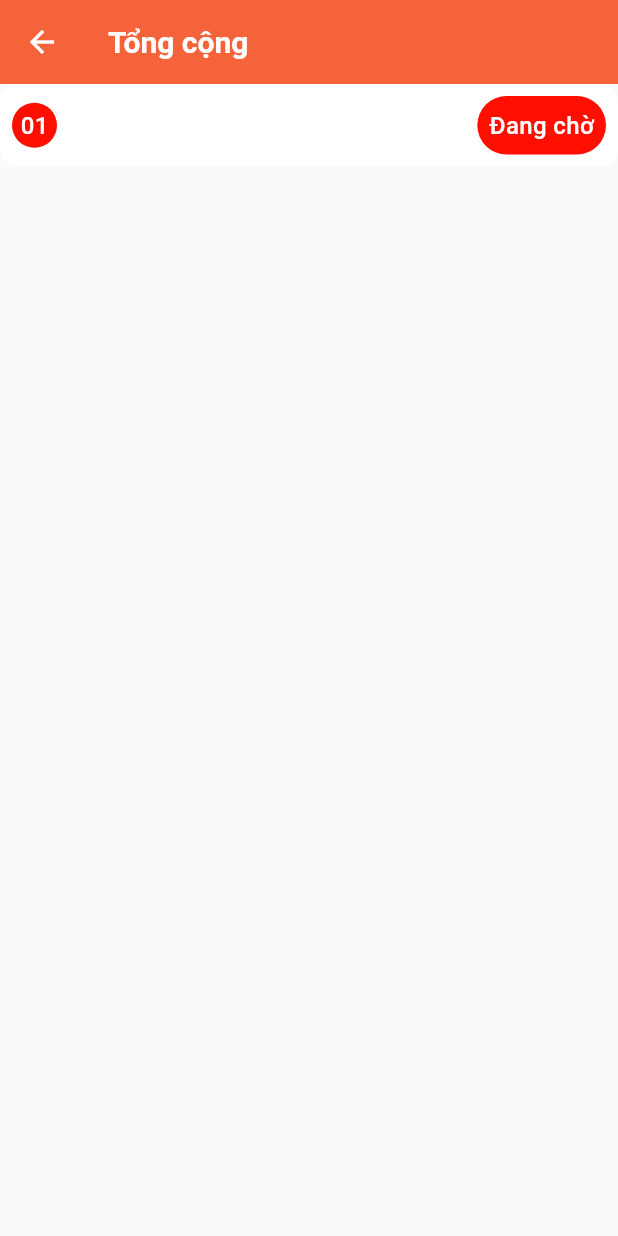
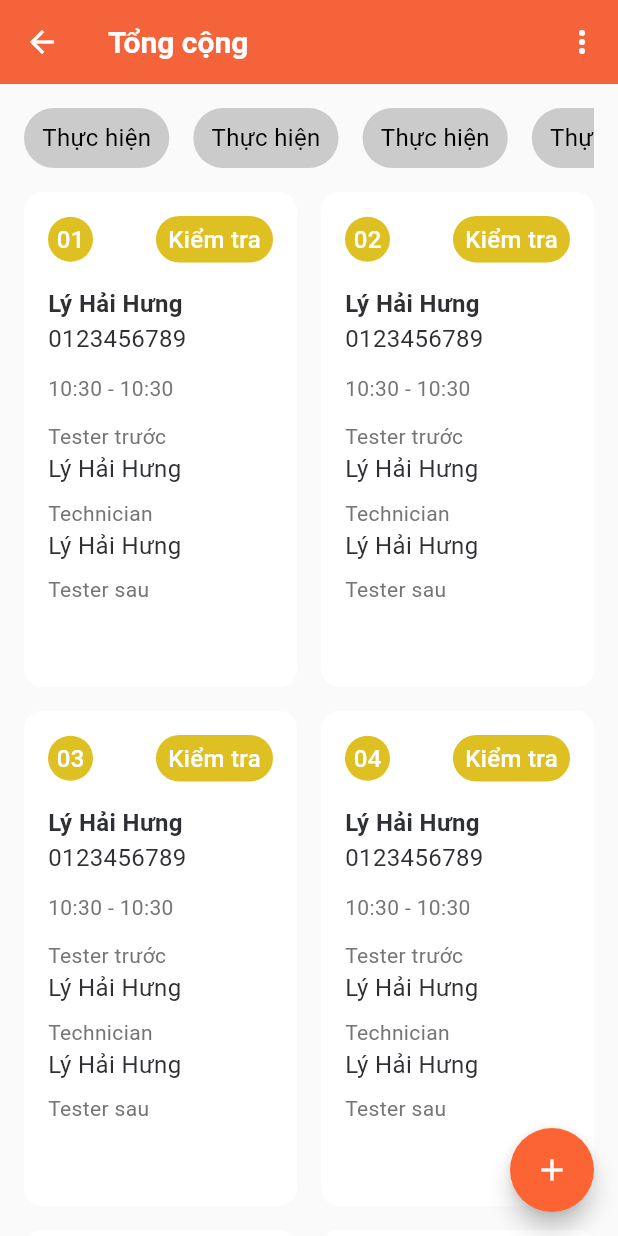
Before and after one commit to hunglydev/its_tech_app, a Flutter app: the screen it shows after launch, on a phone screen of 412 x 824 dp. Run offline on Flutter 3.47's test engine with Material 3 defaults, Android fonts, the phone set to English and light mode, and no system bars; our stand-ins replace nb_utils.

Commit message:
feat: add total screen

```diff
--- /dev/null
+++ b/lib/components/format_date.dart
@@ -0,0 +1,17 @@
+import 'package:intl/intl.dart';
+import 'package:its_tech_app/utils/constants.dart';
+
+String formatDate(String dateFormat,
+    {bool showTime = false, bool showDate = false}) {
+  DateTime date = DateFormat(DATE_FORMAT_1).parse(dateFormat);
+  if (showTime) {
+    DateFormat timeFormat = DateFormat(TIME_FORMAT_1);
+    return timeFormat.format(date);
+  } else if (showDate) {
+    DateFormat dateFormat = DateFormat(DATE_FORMAT_2);
+    return dateFormat.format(date);
+  } else {
+    DateFormat dateFormat = DateFormat(DATE_FORMAT_1);
+    return dateFormat.format(date);
+  }
+}
--- a/lib/locale/language_en.dart
+++ b/lib/locale/language_en.dart
@@ -24,4 +24,19 @@ class LanguageEn extends BaseLanguage {
 
   @override
   String get waiting => "Waiting";
+
+  @override
+  String get firstTester => "First tester";
+
+  @override
+  String get secondTester => "Second tester";
+
+  @override
+  String get technician => "Technician";
+
+  @override
+  String get edit => "Edit";
+
+  @override
+  String get remove => "Remove";
 }
--- a/lib/locale/language_vi.dart
+++ b/lib/locale/language_vi.dart
@@ -17,11 +17,26 @@ class LanguageVi extends BaseLanguage {
   String get returned => "Đã trả về";
 
   @override
-  String get running => "Đang thực hiện";
+  String get running => "Thực hiện";
 
   @override
-  String get testing => "Đang kiểm tra";
+  String get testing => "Kiểm tra";
 
   @override
-  String get waiting => "Đang chờ";
+  String get waiting => "Chờ";
+
+  @override
+  String get firstTester => "Tester trước";
+
+  @override
+  String get secondTester => "Tester sau";
+
+  @override
+  String get technician => "Technician";
+
+  @override
+  String get edit => "Chỉnh sửa";
+
+  @override
+  String get remove => "Xóa";
 }
--- a/lib/main.dart
+++ b/lib/main.dart
@@ -2,12 +2,15 @@ import 'package:flutter/material.dart';
 import 'package:flutter_localizations/flutter_localizations.dart'; // Add this line
 import 'package:its_tech_app/locale/app_localizations.dart';
 import 'package:its_tech_app/locale/languages.dart';
+import 'package:its_tech_app/model/devices.dart';
 import 'package:its_tech_app/screen/machine_total/machine_total_screen.dart';
 import 'package:its_tech_app/theme.dart';
 
 import 'locale/language_vi.dart';
 
 BaseLanguage language = LanguageVi();
+
+List<Device> devicesCache = [];
 
 void main() async {
   runApp(
--- a/lib/model/devices.dart
+++ b/lib/model/devices.dart
@@ -1,3 +1,6 @@
+import 'package:its_tech_app/model/response/customer_response.dart';
+import 'package:its_tech_app/model/response/user_response.dart';
+
 class Device {
   String? id;
   String? name;
@@ -6,10 +9,10 @@ class Device {
   String? notes;
   String? requirement;
   int? currentState;
-  String? customerID;
-  String? assignedTechnician;
-  String? testerId1;
-  String? testerId2;
+  CustomerResponse? customer;
+  UserResponse? technician;
+  UserResponse? tester1;
+  UserResponse? tester2;
   String? receivingTime;
   String? returningTime;
   String? startWorkingTime;
@@ -23,56 +26,13 @@ class Device {
     this.notes,
     this.requirement,
     this.currentState,
-    this.customerID,
-    this.assignedTechnician,
-    this.testerId1,
-    this.testerId2,
+    this.customer,
+    this.technician,
+    this.tester1,
+    this.tester2,
     this.receivingTime,
     this.returningTime,
     this.startWorkingTime,
     this.endWorkingTime,
   });
-
-  factory Device.fromJson(Map<String, dynamic> json) {
-    return Device(
-      id: json['id'],
-      name: json['name'],
-      photoUrl:
-          json['photoUrl'] != null ? List<String>.from(json['photoUrl']) : null,
-      status: json['status'],
-      notes: json['notes'],
-      requirement: json['requirement'],
-      currentState: json['currentState'],
-      customerID: json['customerID'],
-      assignedTechnician: json['assignedTechnician'],
-      testerId1: json['testerId1'],
-      testerId2: json['testerId2'],
-      receivingTime: json['receivingTime'],
-      returningTime: json['returningTime'],
-      startWorkingTime: json['startWorkingTime'],
-      endWorkingTime: json['endWorkingTime'],
-    );
-  }
-
-  Map<String, dynamic> toJson() {
-    final Map<String, dynamic> data = {};
-    if (id != null) data['id'] = id;
-    if (name != null) data['name'] = name;
-    if (photoUrl != null) data['photoUrl'] = photoUrl;
-    if (status != null) data['status'] = status;
-    if (notes != null) data['notes'] = notes;
-    if (requirement != null) data['requirement'] = requirement;
-    if (currentState != null) data['currentState'] = currentState;
-    if (customerID != null) data['customerID'] = customerID;
-    if (assignedTechnician != null) {
-      data['assignedTechnician'] = assignedTechnician;
-    }
-    if (testerId1 != null) data['testerId1'] = testerId1;
-    if (testerId2 != null) data['testerId2'] = testerId2;
-    if (receivingTime != null) data['receivingTime'] = receivingTime;
-    if (returningTime != null) data['returningTime'] = returningTime;
-    if (startWorkingTime != null) data['startWorkingTime'] = startWorkingTime;
-    if (endWorkingTime != null) data['endWorkingTime'] = endWorkingTime;
-    return data;
-  }
 }
--- /dev/null
+++ b/lib/model/response/customer_response.dart
@@ -0,0 +1,35 @@
+class CustomerResponse {
+  String? id;
+  String? name;
+  String? classGroup;
+  String? email;
+  String? phoneNumber;
+
+  CustomerResponse({
+    this.id,
+    this.name,
+    this.classGroup,
+    this.email,
+    this.phoneNumber,
+  });
+
+  factory CustomerResponse.fromJson(Map<String, dynamic> json) {
+    return CustomerResponse(
+      id: json['id'] as String?,
+      name: json['name'] as String?,
+      classGroup: json['class'] as String?,
+      email: json['email'] as String?,
+      phoneNumber: json['phoneNumber'] as String?,
+    );
+  }
+
+  Map<String, dynamic> toJson() {
+    return {
+      'id': id,
+      'name': name,
+      'class': classGroup,
+      'email': email,
+      'phoneNumber': phoneNumber,
+    };
+  }
+}
--- /dev/null
+++ b/lib/model/response/status_device_response.dart
@@ -0,0 +1,20 @@
+class StatusDeviceResponse {
+  String? id;
+  String? value;
+  bool isSelect;
+  StatusDeviceResponse({this.value, this.id, this.isSelect = false});
+
+  StatusDeviceResponse fromJson(Map<String, dynamic> json) {
+    return StatusDeviceResponse(
+      id: json['id'] ?? "",
+      value: json['value'] ?? "",
+    );
+  }
+
+  Map<String, dynamic> toJson() {
+    return {
+      'id': id,
+      'value': value,
+    };
+  }
+}
--- /dev/null
+++ b/lib/model/response/user_response.dart
@@ -0,0 +1,54 @@
+class UserResponse {
+  String? id;
+  String? name;
+  String? classGroup; // Đổi tên từ `class` để tránh xung đột từ khóa
+  String? grade;
+  String? phoneNumber;
+  String? photoUrl;
+  DateTime? birthdate;
+  String? email;
+  int? role;
+
+  UserResponse({
+    this.id,
+    this.name,
+    this.classGroup,
+    this.grade,
+    this.phoneNumber,
+    this.photoUrl,
+    this.birthdate,
+    this.email,
+    this.role,
+  });
+
+  // Constructor từ JSON
+  factory UserResponse.fromJson(Map<String, dynamic> json) {
+    return UserResponse(
+      id: json['id'] as String?,
+      name: json['name'] as String?,
+      classGroup: json['class'] as String?,
+      grade: json['Grade'] as String?,
+      phoneNumber: json['phoneNumber'] as String?,
+      photoUrl: json['photoUrl'] as String?,
+      birthdate:
+          json['birthdate'] != null ? DateTime.parse(json['birthdate']) : null,
+      email: json['email'] as String?,
+      role: json['role'] as int?,
+    );
+  }
+
+  // Phương thức để chuyển đối tượng thành JSON
+  Map<String, dynamic> toJson() {
+    return {
+      'id': id,
+      'name': name,
+      'class': classGroup,
+      'Grade': grade,
+      'phoneNumber': phoneNumber,
+      'photoUrl': photoUrl,
+      'birthdate': birthdate?.toIso8601String(),
+      'email': email,
+      'role': role,
+    };
+  }
+}
--- a/lib/screen/machine_total/components/devices_item.dart
+++ b/lib/screen/machine_total/components/devices_item.dart
@@ -1,4 +1,6 @@
 import 'package:flutter/material.dart';
+import 'package:its_tech_app/components/format_date.dart';
+import 'package:its_tech_app/main.dart';
 import 'package:its_tech_app/model/devices.dart';
 import 'package:its_tech_app/utils/string_extension.dart';
 import 'package:nb_utils/nb_utils.dart';
@@ -22,7 +24,7 @@ class _DevicesItemState extends State<DevicesItem> {
   void initState() {
     super.initState();
     //get color state by status devices
-    if (widget.index > 0) {
+    if (widget.index < 10) {
       deviceIndex = "0${widget.index}";
     } else {
       deviceIndex = widget.index.toString();
@@ -32,12 +34,13 @@ class _DevicesItemState extends State<DevicesItem> {
   @override
   Widget build(BuildContext context) {
     return Container(
-      padding: EdgeInsets.all(padding8),
+      padding: EdgeInsets.all(padding16),
       decoration: BoxDecoration(
         borderRadius: BorderRadius.circular(borderRadius12),
         color: whiteColor,
       ),
       child: Column(
+        crossAxisAlignment: CrossAxisAlignment.start,
         children: [
           Row(
             children: [
@@ -60,7 +63,7 @@ class _DevicesItemState extends State<DevicesItem> {
               Container(
                 padding: EdgeInsets.symmetric(
                   horizontal: padding8,
-                  vertical: padding8,
+                  vertical: 4,
                 ),
                 decoration: BoxDecoration(
                   color:
@@ -76,7 +79,50 @@ class _DevicesItemState extends State<DevicesItem> {
                 ),
               )
             ],
-          )
+          ),
+          16.height,
+          Text(
+            widget.device.customer!.name.validate(),
+            style: boldTextStyle(),
+          ),
+          Text(
+            widget.device.customer!.phoneNumber.validate(),
+            style: primaryTextStyle(),
+          ),
+          12.height,
+          Text(
+            "${formatDate(widget.device.startWorkingTime.validate(), showTime: true)} - ${formatDate(widget.device.endWorkingTime.validate(), showTime: true)}",
+            style: secondaryTextStyle(),
+          ),
+          12.height,
+          Text(
+            language.firstTester,
+            style: secondaryTextStyle(),
+          ),
+          Text(
+            widget.device.tester1!.name.validate(),
+            style: primaryTextStyle(),
+          ),
+          8.height,
+          Text(
+            language.technician,
+            style: secondaryTextStyle(),
+          ),
+          if (widget.device.technician != null)
+            Text(
+              widget.device.technician!.name.validate(),
+              style: primaryTextStyle(),
+            ),
+          8.height,
+          Text(
+            language.secondTester,
+            style: secondaryTextStyle(),
+          ),
+          if (widget.device.tester2 != null)
+            Text(
+              widget.device.tester2!.name.validate(),
+              style: primaryTextStyle(),
+            ),
         ],
       ),
     );
--- /dev/null
+++ b/lib/screen/machine_total/components/status_device.dart
@@ -0,0 +1,71 @@
+import 'package:flutter/material.dart';
+import 'package:its_tech_app/model/response/status_device_response.dart';
+import 'package:its_tech_app/utils/colors.dart';
+import 'package:its_tech_app/utils/string_extension.dart'; // Assuming you have saved the extension here.
+import 'package:its_tech_app/utils/constants.dart';
+import 'package:nb_utils/nb_utils.dart';
+
+class StatusDevice extends StatefulWidget {
+  final List<StatusDeviceResponse> statusMachineResponse;
+  const StatusDevice({super.key, required this.statusMachineResponse});
+  @override
+  State createState() {
+    return _StatusDeviceState();
+  }
+}
+
+class _StatusDeviceState extends State<StatusDevice> {
+  @override
+  void initState() {
+    super.initState();
+  }
+
+  @override
+  Widget build(BuildContext context) {
+    return ListView.builder(
+      scrollDirection: Axis.horizontal,
+      itemCount: widget.statusMachineResponse.length,
+      itemBuilder: (context, index) {
+        return StatefulBuilder(
+          builder: (context, setState) => GestureDetector(
+            onTap: () {
+              log("Lan 1: " +
+                  widget.statusMachineResponse[index].isSelect.toString());
+              widget.statusMachineResponse[index].isSelect =
+                  !widget.statusMachineResponse[index].isSelect;
+              log("Index: " + index.toString());
+              log("hehehehe");
+              setState(() => ());
+              log("Lan 2: " +
+                  widget.statusMachineResponse[index].isSelect.toString());
+            },
+            child: Container(
+              alignment: Alignment.center,
+              margin: EdgeInsets.only(right: padding16),
+              padding: EdgeInsets.symmetric(
+                  horizontal: padding12, vertical: defaultPaddingVertical),
+              decoration: BoxDecoration(
+                borderRadius: BorderRadius.circular(100),
+                color: widget.statusMachineResponse[index].isSelect
+                    ? widget.statusMachineResponse[index].value
+                        .validate()
+                        .getStatusBackgroundColor
+                    : context.cardColor,
+              ),
+              child: Text(
+                widget.statusMachineResponse[index].value
+                    .validate()
+                    .toStatusDevice,
+                style: primaryTextStyle(
+                  color: widget.statusMachineResponse[index].isSelect
+                      ? whiteTextColor
+                      : Colors.black,
+                ),
+              ),
+            ),
+          ),
+        );
+      },
+    );
+  }
+}
--- a/lib/screen/machine_total/machine_total_screen.dart
+++ b/lib/screen/machine_total/machine_total_screen.dart
@@ -1,10 +1,17 @@
 import 'package:flutter/material.dart';
 import 'package:its_tech_app/main.dart';
 import 'package:its_tech_app/model/devices.dart';
+import 'package:its_tech_app/model/response/customer_response.dart';
+import 'package:its_tech_app/model/response/status_device_response.dart';
+import 'package:its_tech_app/model/response/user_response.dart';
 import 'package:its_tech_app/screen/machine_total/components/devices_item.dart';
+import 'package:its_tech_app/screen/machine_total/components/status_device.dart';
+import 'package:its_tech_app/utils/colors.dart';
+import 'package:its_tech_app/utils/constants.dart';
 import 'package:nb_utils/nb_utils.dart';
 
 class MachineTotalScreen extends StatefulWidget {
+  const MachineTotalScreen({super.key});
   @override
   State createState() {
     return _MachineTotalScreenState();
@@ -12,27 +19,93 @@ class MachineTotalScreen extends StatefulWidget {
 }
 
 class _MachineTotalScreenState extends State<MachineTotalScreen> {
+  List<Device> devices = [];
+  CustomerResponse customer = CustomerResponse(
+      name: "Lý Hải Hưng",
+      email: "lyhaihung2003@gmail.com",
+      classGroup: "CNTT3-K16",
+      phoneNumber: "0123456789");
+  UserResponse user = UserResponse(
+      name: "Lý Hải Hưng",
+      email: "lyhaihung2003@gmail.com",
+      classGroup: "CNTT3-K16",
+      phoneNumber: "0123456789");
+  List<StatusDeviceResponse> statusDevices = [];
+  late Device device;
   @override
   void initState() {
     super.initState();
+    device = Device(
+      name: "Acer nitro 5",
+      status: "Testing",
+      technician: user,
+      customer: customer,
+      tester1: user,
+      startWorkingTime: DateTime.now().toString(),
+      endWorkingTime: DateTime.now().toString(),
+    );
+    statusDevices = List.generate(
+      10,
+      (index) => StatusDeviceResponse(id: "hehe", value: "Running"),
+    );
+
+    devices = List.generate(10, (index) => device);
   }
 
   @override
   Widget build(BuildContext context) {
     return Scaffold(
-      appBar: appBarWidget(
-        language.total,
-        color: context.primaryColor,
-        textColor: whiteColor,
-        showBack: true,
+      appBar: appBarWidget(language.total,
+          color: context.primaryColor,
+          textColor: whiteColor,
+          showBack: true,
+          actions: [
+            IconButton(
+              onPressed: () {},
+              icon: const Icon(
+                Icons.more_vert,
+                color: whiteColor,
+              ),
+            ),
+          ]),
+      body: SingleChildScrollView(
+        child: Column(
+          children: [
+            16.height,
+            SizedBox(
+              width: MediaQuery.of(context).size.width,
+              height: 40,
+              child: StatusDevice(statusMachineResponse: statusDevices),
+            ),
+            16.height,
+            GridView.builder(
+              scrollDirection: Axis.vertical,
+              shrinkWrap: true,
+              physics: const NeverScrollableScrollPhysics(),
+              padding: EdgeInsets.zero,
+              gridDelegate: const SliverGridDelegateWithFixedCrossAxisCount(
+                  crossAxisCount: 2,
+                  crossAxisSpacing: 16,
+                  mainAxisSpacing: 16,
+                  mainAxisExtent: 330),
+              itemCount: devices.length,
+              itemBuilder: (context, index) {
+                return DevicesItem(device: devices[index], index: index + 1);
+              },
+            ),
+          ],
+        ).paddingSymmetric(horizontal: padding16),
       ),
-      body: Column(
-        children: [
-          DevicesItem(
-            device: Device(status: "Waiting"),
-            index: 1,
-          )
-        ],
+      floatingActionButton: FloatingActionButton(
+        shape: RoundedRectangleBorder(
+          borderRadius: BorderRadius.circular(100),
+        ),
+        onPressed: () {},
+        backgroundColor: context.primaryColor,
+        child: const Icon(
+          Icons.add,
+          color: whiteTextColor,
+        ),
       ),
     );
   }
--- a/lib/utils/colors.dart
+++ b/lib/utils/colors.dart
@@ -4,7 +4,7 @@ const primaryColor = Color(0xffFD6434);
 const unActiveButtonColor = Color(0xffB0B0B0);
 //theme
 const borderColor = Color(0xffE8E8E8);
-
+const cardColor = Color(0xFFCBCBCB);
 //status color
 const waitingColor = Color(0xffFF0F00);
 const runningColor = Color(0xffBD13CC);
@@ -12,4 +12,5 @@ const testingColor = Color(0xffDEC022);
 const completedColor = Color(0xff2057C3);
 const returnedColor = Color(0xff20C34E);
 
-//color
+//text Color
+const whiteTextColor = Colors.white;
```
Also changed, not shown: lib/components/drop_down_button.dart (added, +24 -0 lines), lib/locale/languages.dart (+11 -0 lines), lib/model/response/devices_response.dart (added, +78 -0 lines), lib/screen/machine_total/add_device/add_device_screen.dart (added, +26 -0 lines), lib/theme.dart (+4 -4 lines), lib/utils/constants.dart (+10 -0 lines).
